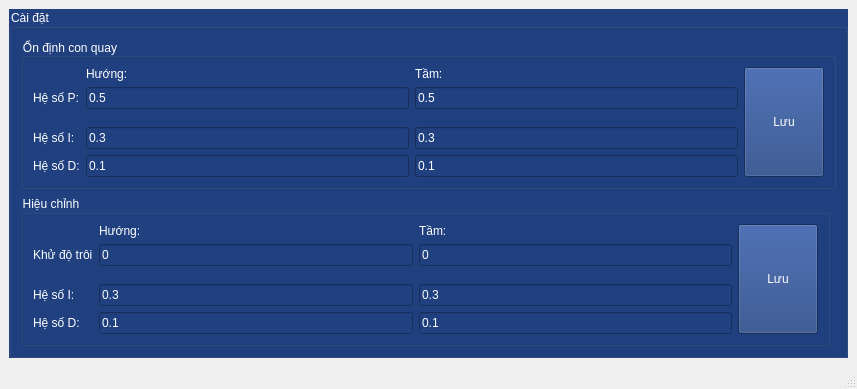
Qt form RWSManager/mainwindow.ui (kimphg/SmartGear) before a commit.
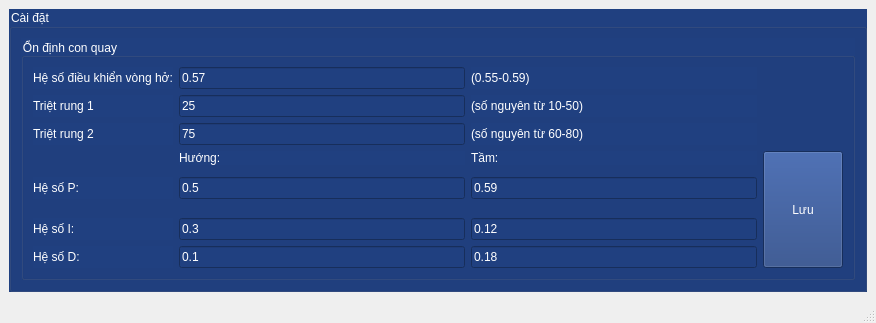
The same form after that commit.

```diff
--- a/RWSManager/mainwindow.ui
+++ b/RWSManager/mainwindow.ui
@@ -6,8 +6,8 @@
    <rect>
     <x>0</x>
     <y>0</y>
-    <width>857</width>
-    <height>383</height>
+    <width>876</width>
+    <height>323</height>
    </rect>
   </property>
   <property name="windowTitle">
@@ -30,84 +30,112 @@
           <string>Ổn định con quay</string>
          </property>
          <layout class="QGridLayout" name="gridLayout_9">
-          <item row="1" column="2">
+          <item row="0" column="0">
+           <widget class="QLabel" name="label_5">
+            <property name="text">
+             <string>Hệ số điều khiển vòng hở:</string>
+            </property>
+           </widget>
+          </item>
+          <item row="3" column="2">
            <widget class="QLabel" name="label_8">
             <property name="text">
              <string>Tầm:</string>
             </property>
            </widget>
           </item>
-          <item row="6" column="0">
-           <widget class="QLabel" name="label_4">
-            <property name="text">
-             <string>Hệ số D:</string>
-            </property>
-           </widget>
-          </item>
-          <item row="5" column="0">
-           <widget class="QLabel" name="label_3">
-            <property name="text">
-             <string>Hệ số I:</string>
-            </property>
-           </widget>
-          </item>
-          <item row="1" column="1">
+          <item row="3" column="1">
            <widget class="QLabel" name="label_7">
             <property name="text">
              <string>Hướng:</string>
             </property>
            </widget>
           </item>
-          <item row="2" column="1">
-           <widget class="QLineEdit" name="lineEdit_hp">
+          <item row="5" column="2">
+           <widget class="QLineEdit" name="lineEdit_vp">
             <property name="text">
-             <string>0.5</string>
+             <string>0.59</string>
             </property>
            </widget>
           </item>
-          <item row="2" column="0">
+          <item row="1" column="0">
+           <widget class="QLabel" name="label_6">
+            <property name="text">
+             <string>Triệt rung 1</string>
+            </property>
+           </widget>
+          </item>
+          <item row="0" column="1">
+           <widget class="QLineEdit" name="lineEdit_open_loop">
+            <property name="text">
+             <string>0.57</string>
+            </property>
+           </widget>
+          </item>
+          <item row="1" column="1">
+           <widget class="QLineEdit" name="lineEdit_vibration_1">
+            <property name="text">
+             <string>25</string>
+            </property>
+           </widget>
+          </item>
+          <item row="9" column="0">
+           <widget class="QLabel" name="label_4">
+            <property name="text">
+             <string>Hệ số D:</string>
+            </property>
+           </widget>
+          </item>
+          <item row="9" column="2">
+           <widget class="QLineEdit" name="lineEdit_vd">
+            <property name="text">
+             <string>0.18</string>
+            </property>
+           </widget>
+          </item>
+          <item row="5" column="0">
            <widget class="QLabel" name="label_2">
             <property name="text">
              <string>Hệ số P:</string>
             </property>
            </widget>
           </item>
-          <item row="5" column="1">
-           <widget class="QLineEdit" name="lineEdit_hi">
-            <property name="text">
-             <string>0.3</string>
-            </property>
-           </widget>
-          </item>
-          <item row="6" column="1">
+          <item row="9" column="1">
            <widget class="QLineEdit" name="lineEdit_hd">
             <property name="text">
              <string>0.1</string>
             </property>
            </widget>
           </item>
-          <item row="2" column="2">
-           <widget class="QLineEdit" name="lineEdit_vp">
-            <property name="text">
-             <string>0.5</string>
-            </property>
-           </widget>
-          </item>
-          <item row="5" column="2">
+          <item row="8" column="2">
            <widget class="QLineEdit" name="lineEdit_vi">
             <property name="text">
+             <string>0.12</string>
+            </property>
+           </widget>
+          </item>
+          <item row="5" column="1">
+           <widget class="QLineEdit" name="lineEdit_hp">
+            <property name="text">
+             <string>0.5</string>
+            </property>
+           </widget>
+          </item>
+          <item row="8" column="0">
+           <widget class="QLabel" name="label_3">
+            <property name="text">
+             <string>Hệ số I:</string>
+            </property>
+           </widget>
+          </item>
+          <item row="8" column="1">
+           <widget class="QLineEdit" name="lineEdit_hi">
+            <property name="text">
              <string>0.3</string>
             </property>
            </widget>
           </item>
-          <item row="6" column="2">
-           <widget class="QLineEdit" name="lineEdit_vd">
-            <property name="text">
-             <string>0.1</string>
-            </property>
-           </widget>
-          </item>
-          <item row="1" column="3" rowspan="6">
+          <item row="3" column="3" rowspan="7">
            <widget class="QPushButton" name="bt_send_pid">
             <property name="sizePolicy">
              <sizepolicy hsizetype="Minimum" vsizetype="Preferred">
@@ -123,6 +151,41 @@
             </property>
            </widget>
           </item>
+          <item row="2" column="0">
+           <widget class="QLabel" name="label_9">
+            <property name="text">
+             <string>Triệt rung 2</string>
+            </property>
+           </widget>
+          </item>
+          <item row="2" column="1">
+           <widget class="QLineEdit" name="lineEdit_vibration_2">
+            <property name="text">
+             <string>75</string>
+            </property>
+           </widget>
+          </item>
+          <item row="1" column="2">
+           <widget class="QLabel" name="label_10">
+            <property name="text">
+             <string>(số nguyên từ 10-50)</string>
+            </property>
+           </widget>
+          </item>
+          <item row="2" column="2">
+           <widget class="QLabel" name="label_11">
+            <property name="text">
+             <string>(số nguyên từ 60-80)</string>
+            </property>
+           </widget>
+          </item>
+          <item row="0" column="2">
+           <widget class="QLabel" name="label_12">
+            <property name="text">
+             <string>(0.55-0.59)</string>
+            </property>
+           </widget>
+          </item>
          </layout>
          <zorder>label_7</zorder>
          <zorder>label_8</zorder>
@@ -136,108 +199,15 @@
          <zorder>lineEdit_vp</zorder>
          <zorder>lineEdit_vi</zorder>
          <zorder>lineEdit_vd</zorder>
-        </widget>
-       </item>
-       <item row="1" column="0">
-        <widget class="QGroupBox" name="groupBox_9">
-         <property name="title">
-          <string>Hiệu chỉnh</string>
-         </property>
-         <layout class="QGridLayout" name="gridLayout_10">
-          <item row="1" column="2">
-           <widget class="QLabel" name="label_9">
-            <property name="text">
-             <string>Tầm:</string>
-            </property>
-           </widget>
-          </item>
-          <item row="6" column="0">
-           <widget class="QLabel" name="label_5">
-            <property name="text">
-             <string>Hệ số D:</string>
-            </property>
-           </widget>
-          </item>
-          <item row="5" column="0">
-           <widget class="QLabel" name="label_6">
-            <property name="text">
-             <string>Hệ số I:</string>
-            </property>
-           </widget>
-          </item>
-          <item row="1" column="1">
-           <widget class="QLabel" name="label_10">
-            <property name="text">
-             <string>Hướng:</string>
-            </property>
-           </widget>
-          </item>
-          <item row="2" column="1">
-           <widget class="QLineEdit" name="lineEdit_hcalib">
-            <property name="text">
-             <string>0</string>
-            </property>
-           </widget>
-          </item>
-          <item row="2" column="0">
-           <widget class="QLabel" name="label_11">
-            <property name="text">
-             <string>Khử độ trôi</string>
-            </property>
-           </widget>
-          </item>
-          <item row="5" column="1">
-           <widget class="QLineEdit" name="lineEdit_hi_2">
-            <property name="text">
-             <string>0.3</string>
-            </property>
-           </widget>
-          </item>
-          <item row="6" column="1">
-           <widget class="QLineEdit" name="lineEdit_hd_2">
-            <property name="text">
-             <string>0.1</string>
-            </property>
-           </widget>
-          </item>
-          <item row="2" column="2">
-           <widget class="QLineEdit" name="lineEdit_vcalib">
-            <property name="text">
-             <string>0</string>
-            </property>
-           </widget>
-          </item>
-          <item row="5" column="2">
-           <widget class="QLineEdit" name="lineEdit_vi_2">
-            <property name="text">
-             <string>0.3</string>
-            </property>
-           </widget>
-          </item>
-          <item row="6" column="2">
-           <widget class="QLineEdit" name="lineEdit_vd_2">
-            <property name="text">
-             <string>0.1</string>
-            </property>
-           </widget>
-          </item>
-          <item row="1" column="3" rowspan="6">
-           <widget class="QPushButton" name="bt_send_pid_2">
-            <property name="sizePolicy">
-             <sizepolicy hsizetype="Minimum" vsizetype="Preferred">
-              <horstretch>0</horstretch>
-              <verstretch>0</verstretch>
-             </sizepolicy>
-            </property>
-            <property name="text">
-             <string>Lưu</string>
-            </property>
-            <property name="autoExclusive">
-             <bool>true</bool>
-            </property>
-           </widget>
-          </item>
-         </layout>
+         <zorder>lineEdit_open_loop</zorder>
+         <zorder>label_5</zorder>
+         <zorder>label_6</zorder>
+         <zorder>lineEdit_vibration_1</zorder>
+         <zorder>label_9</zorder>
+         <zorder>lineEdit_vibration_2</zorder>
+         <zorder>label_10</zorder>
+         <zorder>label_11</zorder>
+         <zorder>label_12</zorder>
         </widget>
        </item>
       </layout>
```
Left out of the diff: 2 changed lines with no effect on the pictures.
